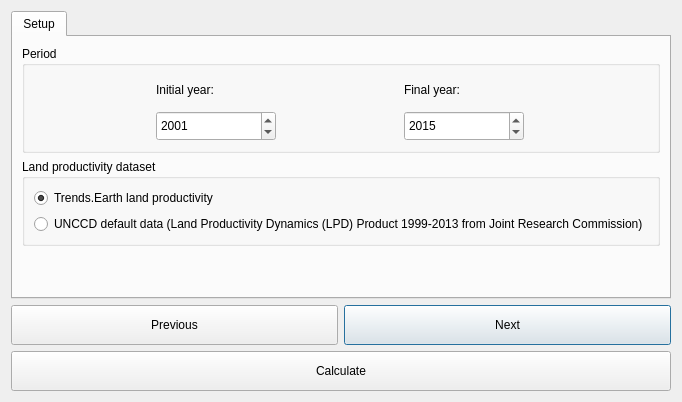
Above: LDMP/gui/DlgCalculateOneStep.ui from ConservationInternational/trends.earth before the change. Below: the same form after it.
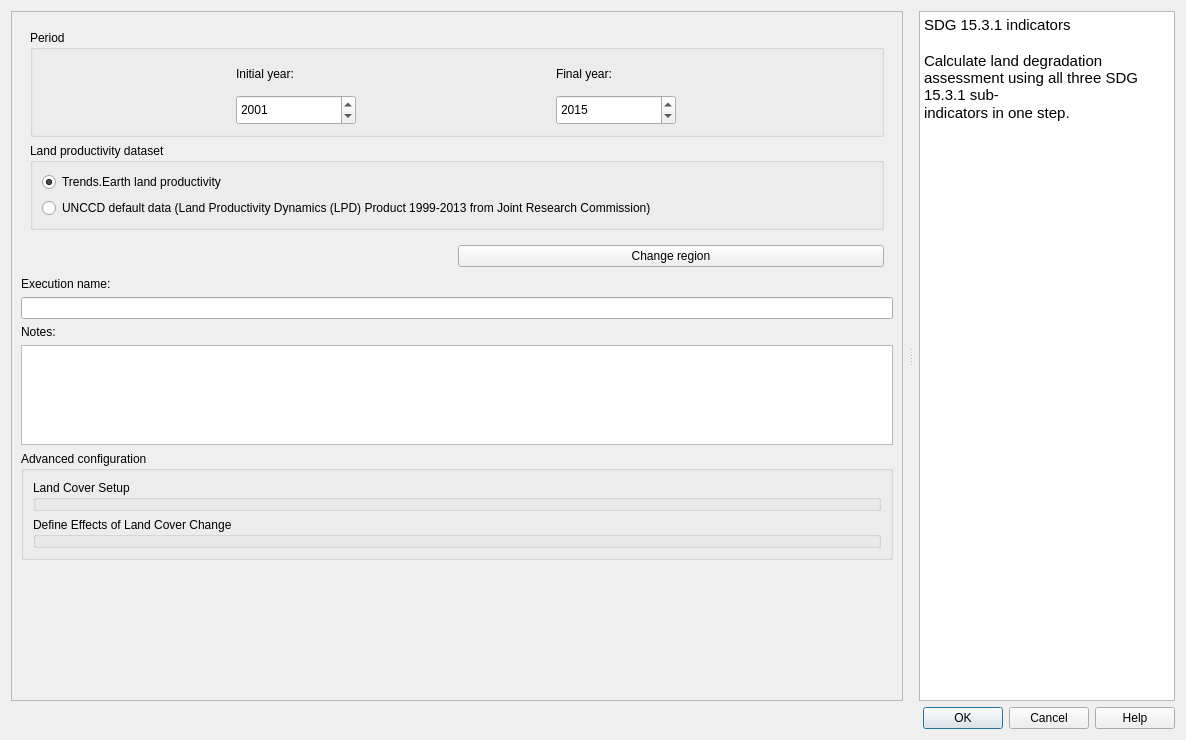
That is the form after the change. Custom widgets are drawn as their Qt base class.

Commit message:
Algorithm dialog updates (#444)
Introduce refactored algorithm execution dialogues

Diff of the .ui file:
```diff
--- a/LDMP/gui/DlgCalculateOneStep.ui
+++ b/LDMP/gui/DlgCalculateOneStep.ui
@@ -6,8 +6,8 @@
    <rect>
     <x>0</x>
     <y>0</y>
-    <width>615</width>
-    <height>383</height>
+    <width>1186</width>
+    <height>740</height>
    </rect>
   </property>
   <property name="sizePolicy">
@@ -19,26 +19,65 @@
   <property name="windowTitle">
    <string>Calculate SDG 15.3.1 Indicator (one-step)</string>
   </property>
-  <layout class="QVBoxLayout" name="verticalLayout">
+  <layout class="QVBoxLayout" name="verticalLayout_6">
    <item>
-    <widget class="QTabWidget" name="TabBox">
+    <widget class="QSplitter" name="splitter">
+     <property name="orientation">
+      <enum>Qt::Horizontal</enum>
+     </property>
+     <property name="handleWidth">
+      <number>16</number>
+     </property>
+     <widget class="QFrame" name="configurations">
      <property name="sizePolicy">
-      <sizepolicy hsizetype="Minimum" vsizetype="MinimumExpanding">
-       <horstretch>0</horstretch>
+       <sizepolicy hsizetype="Expanding" vsizetype="Expanding">
+        <horstretch>2</horstretch>
        <verstretch>0</verstretch>
       </sizepolicy>
      </property>
-     <property name="tabShape">
-      <enum>QTabWidget::Rounded</enum>
-     </property>
-     <property name="currentIndex">
+      <property name="frameShape">
+       <enum>QFrame::NoFrame</enum>
+      </property>
+      <property name="frameShadow">
+       <enum>QFrame::Raised</enum>
+      </property>
+      <layout class="QVBoxLayout" name="verticalLayout_3">
+       <property name="leftMargin">
       <number>0</number>
      </property>
-     <widget class="QWidget" name="SetupTab">
-      <attribute name="title">
-       <string>Setup</string>
-      </attribute>
-      <layout class="QVBoxLayout" name="verticalLayout_2">
+       <property name="topMargin">
+        <number>0</number>
+       </property>
+       <property name="rightMargin">
+        <number>0</number>
+       </property>
+       <property name="bottomMargin">
+        <number>0</number>
+       </property>
+       <item>
+        <widget class="QScrollArea" name="scrollArea">
+         <property name="widgetResizable">
+          <bool>true</bool>
+         </property>
+         <widget class="QWidget" name="scrollAreaWidgetContents">
+          <property name="geometry">
+           <rect>
+            <x>0</x>
+            <y>0</y>
+            <width>894</width>
+            <height>689</height>
+           </rect>
+          </property>
+          <layout class="QVBoxLayout" name="verticalLayout_7">
+           <item>
+            <widget class="QFrame" name="setup_frame">
+             <property name="frameShape">
+              <enum>QFrame::NoFrame</enum>
+             </property>
+             <property name="frameShadow">
+              <enum>QFrame::Raised</enum>
+             </property>
+             <layout class="QVBoxLayout" name="verticalLayout_4">
        <item>
         <widget class="QGroupBox" name="groupBox_period">
          <property name="sizePolicy">
@@ -157,7 +196,7 @@
         </widget>
        </item>
        <item>
-        <widget class="QGroupBox" name="groupBox">
+               <widget class="QGroupBox" name="groupBox_3">
          <property name="title">
           <string>Land productivity dataset</string>
          </property>
@@ -185,18 +224,167 @@
          </layout>
         </widget>
        </item>
+             </layout>
+            </widget>
+           </item>
+           <item>
+            <layout class="QHBoxLayout" name="horizontalLayout">
+             <property name="leftMargin">
+              <number>5</number>
+             </property>
+             <property name="rightMargin">
+              <number>9</number>
+             </property>
+             <property name="bottomMargin">
+              <number>4</number>
+             </property>
+             <item>
+              <widget class="QLabel" name="region_la">
+               <property name="toolTip">
+                <string>The current selected region of interest</string>
+               </property>
+               <property name="text">
+                <string/>
+               </property>
+               <property name="wordWrap">
+                <bool>true</bool>
+               </property>
+              </widget>
+             </item>
+             <item>
+              <widget class="QPushButton" name="region_button">
+               <property name="toolTip">
+                <string>&lt;html&gt;&lt;head/&gt;&lt;body&gt;&lt;p&gt;Opens settings dialog in order to change region of interest.&lt;/p&gt;&lt;p&gt;&lt;br/&gt;&lt;/p&gt;&lt;/body&gt;&lt;/html&gt;</string>
+               </property>
+               <property name="text">
+                <string>Change region</string>
+               </property>
+              </widget>
+             </item>
+            </layout>
+           </item>
+           <item>
+            <widget class="QLabel" name="execution_name_la">
+             <property name="text">
+              <string>Execution name:</string>
+             </property>
+            </widget>
+           </item>
+           <item>
+            <widget class="QLineEdit" name="execution_name_le"/>
+           </item>
+           <item>
+            <widget class="QLabel" name="task_notes_la">
+             <property name="text">
+              <string>Notes:</string>
+             </property>
+            </widget>
+           </item>
+           <item>
+            <widget class="QTextEdit" name="task_notes">
+             <property name="sizePolicy">
+              <sizepolicy hsizetype="Expanding" vsizetype="Minimum">
+               <horstretch>0</horstretch>
+               <verstretch>0</verstretch>
+              </sizepolicy>
+             </property>
+             <property name="minimumSize">
+              <size>
+               <width>0</width>
+               <height>0</height>
+              </size>
+             </property>
+             <property name="maximumSize">
+              <size>
+               <width>16777215</width>
+               <height>100</height>
+              </size>
+             </property>
+            </widget>
+           </item>
+           <item>
+            <widget class="QgsCollapsibleGroupBox" name="advance_configurations">
+             <property name="title">
+              <string>Advanced configuration</string>
+             </property>
+             <property name="collapsed">
+              <bool>false</bool>
+             </property>
+             <layout class="QVBoxLayout" name="verticalLayout_5">
+              <item>
+               <widget class="QGroupBox" name="land_cover">
+                <property name="title">
+                 <string>Land Cover Setup</string>
+                </property>
+                <layout class="QVBoxLayout" name="verticalLayout">
+                 <property name="leftMargin">
+                  <number>1</number>
+                 </property>
+                 <property name="topMargin">
+                  <number>1</number>
+                 </property>
+                 <property name="rightMargin">
+                  <number>1</number>
+                 </property>
+                 <property name="bottomMargin">
+                  <number>1</number>
+                 </property>
+                 <item>
+                  <widget class="QFrame" name="land_cover_content">
+                   <property name="frameShape">
+                    <enum>QFrame::NoFrame</enum>
+                   </property>
+                   <property name="frameShadow">
+                    <enum>QFrame::Raised</enum>
+                   </property>
+                  </widget>
+                 </item>
+                </layout>
+               </widget>
+              </item>
+              <item>
+               <widget class="QGroupBox" name="land_cover_effects">
+                <property name="title">
+                 <string>Define Effects of Land Cover Change</string>
+                </property>
+                <layout class="QVBoxLayout" name="verticalLayout_2">
+                 <property name="leftMargin">
+                  <number>1</number>
+                 </property>
+                 <property name="topMargin">
+                  <number>1</number>
+                 </property>
+                 <property name="rightMargin">
+                  <number>1</number>
+                 </property>
+                 <property name="bottomMargin">
+                  <number>1</number>
+                 </property>
+                 <item>
+                  <widget class="QFrame" name="effects_content">
+                   <property name="frameShape">
+                    <enum>QFrame::NoFrame</enum>
+                   </property>
+                   <property name="frameShadow">
+                    <enum>QFrame::Raised</enum>
+                   </property>
+                  </widget>
+                 </item>
+                </layout>
+               </widget>
+              </item>
+             </layout>
+            </widget>
+           </item>
        <item>
         <spacer name="verticalSpacer">
          <property name="orientation">
           <enum>Qt::Vertical</enum>
          </property>
-         <property name="sizeType">
-          <enum>QSizePolicy::MinimumExpanding</enum>
-         </property>
          <property name="sizeHint" stdset="0">
           <size>
            <width>20</width>
-           <height>40</height>
+               <height>81</height>
           </size>
          </property>
         </spacer>
@@ -205,75 +393,57 @@
      </widget>
     </widget>
    </item>
+      </layout>
+     </widget>
+     <widget class="QTextBrowser" name="alg_help">
+      <property name="sizePolicy">
+       <sizepolicy hsizetype="Expanding" vsizetype="Expanding">
+        <horstretch>0</horstretch>
+        <verstretch>0</verstretch>
+       </sizepolicy>
+      </property>
+      <property name="accessibleName">
+       <string/>
+      </property>
+      <property name="html">
+       <string>&lt;!DOCTYPE HTML PUBLIC &quot;-//W3C//DTD HTML 4.0//EN&quot; &quot;http://www.w3.org/TR/REC-html40/strict.dtd&quot;&gt;
+&lt;html&gt;&lt;head&gt;&lt;meta name=&quot;qrichtext&quot; content=&quot;1&quot; /&gt;&lt;style type=&quot;text/css&quot;&gt;
+p, li { white-space: pre-wrap; }
+&lt;/style&gt;&lt;/head&gt;&lt;body style=&quot; font-family:'Ubuntu'; font-size:11pt; font-weight:400; font-style:normal;&quot;&gt;
+&lt;p style=&quot; margin-top:0px; margin-bottom:0px; margin-left:0px; margin-right:0px; -qt-block-indent:0; text-indent:0px;&quot;&gt;SDG 15.3.1 indicators&lt;/p&gt;
+&lt;p style=&quot;-qt-paragraph-type:empty; margin-top:0px; margin-bottom:0px; margin-left:0px; margin-right:0px; -qt-block-indent:0; text-indent:0px; font-weight:600;&quot;&gt;&lt;br /&gt;&lt;/p&gt;
+&lt;p style=&quot; margin-top:0px; margin-bottom:0px; margin-left:0px; margin-right:0px; -qt-block-indent:0; text-indent:0px;&quot;&gt;Calculate land degradation assessment using all three SDG 15.3.1 sub-&lt;/p&gt;
+&lt;p style=&quot; margin-top:0px; margin-bottom:0px; margin-left:0px; margin-right:0px; -qt-block-indent:0; text-indent:0px;&quot;&gt;indicators in one step.&lt;/p&gt;&lt;/body&gt;&lt;/html&gt;</string>
+      </property>
+      <property name="openExternalLinks">
+       <bool>true</bool>
+      </property>
+      <property name="openLinks">
+       <bool>false</bool>
+      </property>
+     </widget>
+    </widget>
+   </item>
    <item>
-    <layout class="QGridLayout" name="gridLayout_3">
-     <item row="0" column="1">
-      <widget class="QPushButton" name="button_next">
-       <property name="sizePolicy">
-        <sizepolicy hsizetype="Minimum" vsizetype="Minimum">
-         <horstretch>0</horstretch>
-         <verstretch>0</verstretch>
-        </sizepolicy>
-       </property>
-       <property name="minimumSize">
-        <size>
-         <width>0</width>
-         <height>40</height>
-        </size>
-       </property>
-       <property name="text">
-        <string>Next</string>
-       </property>
-      </widget>
-     </item>
-     <item row="1" column="0" colspan="2">
-      <widget class="QPushButton" name="button_calculate">
-       <property name="sizePolicy">
-        <sizepolicy hsizetype="Minimum" vsizetype="Minimum">
-         <horstretch>0</horstretch>
-         <verstretch>0</verstretch>
-        </sizepolicy>
-       </property>
-       <property name="minimumSize">
-        <size>
-         <width>0</width>
-         <height>40</height>
-        </size>
-       </property>
-       <property name="text">
-        <string>Calculate</string>
-       </property>
-      </widget>
-     </item>
-     <item row="0" column="0">
-      <widget class="QPushButton" name="button_prev">
-       <property name="sizePolicy">
-        <sizepolicy hsizetype="Minimum" vsizetype="Minimum">
-         <horstretch>0</horstretch>
-         <verstretch>0</verstretch>
-        </sizepolicy>
-       </property>
-       <property name="minimumSize">
-        <size>
-         <width>0</width>
-         <height>40</height>
-        </size>
-       </property>
-       <property name="text">
-        <string>Previous</string>
-       </property>
-      </widget>
-     </item>
-    </layout>
-   </item>
-  </layout>
+    <widget class="QDialogButtonBox" name="button_box">
+     <property name="orientation">
+      <enum>Qt::Horizontal</enum>
+     </property>
+     <property name="standardButtons">
+      <set>QDialogButtonBox::Cancel|QDialogButtonBox::Help|QDialogButtonBox::Ok</set>
+     </property>
+    </widget>
+   </item>
+  </layout>
  </widget>
- <tabstops>
-  <tabstop>TabBox</tabstop>
-  <tabstop>button_prev</tabstop>
-  <tabstop>button_next</tabstop>
-  <tabstop>button_calculate</tabstop>
- </tabstops>
+ <customwidgets>
+  <customwidget>
+   <class>QgsCollapsibleGroupBox</class>
+   <extends>QGroupBox</extends>
+   <header>qgis.gui</header>
+   <container>1</container>
+  </customwidget>
+ </customwidgets>
  <resources/>
  <connections/>
 </ui>
```
Left out of the diff: 37 changed lines with no effect on the pictures. Lines whose indentation alone changed are shown as unchanged. The commit also changes 20 other files.
